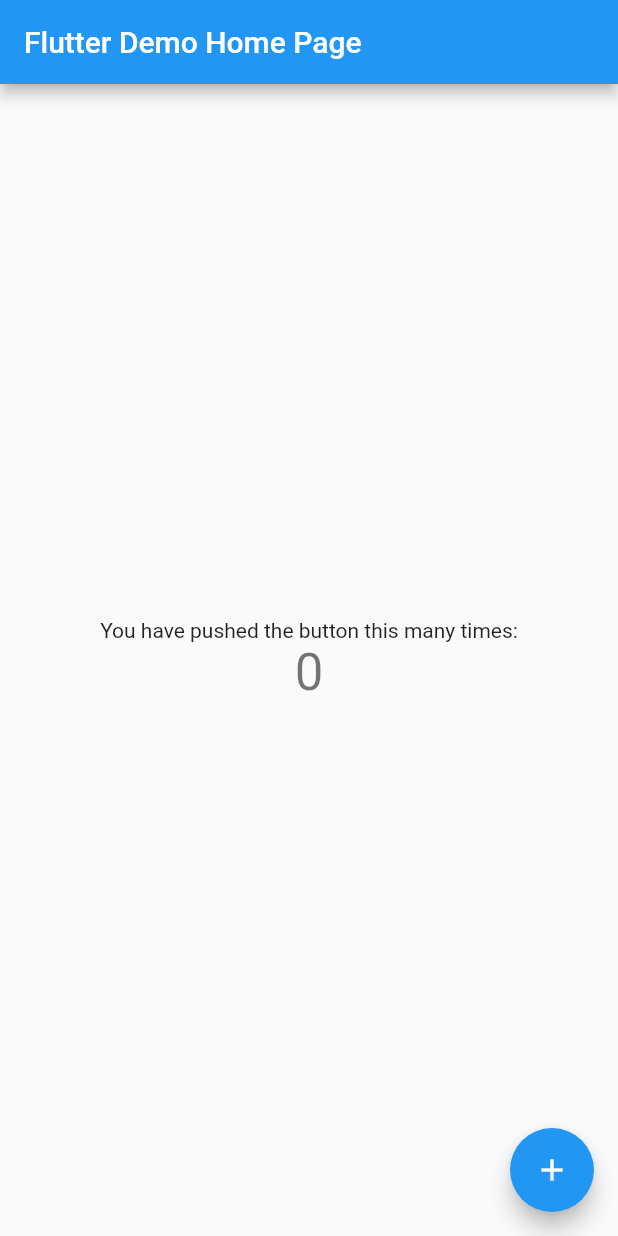
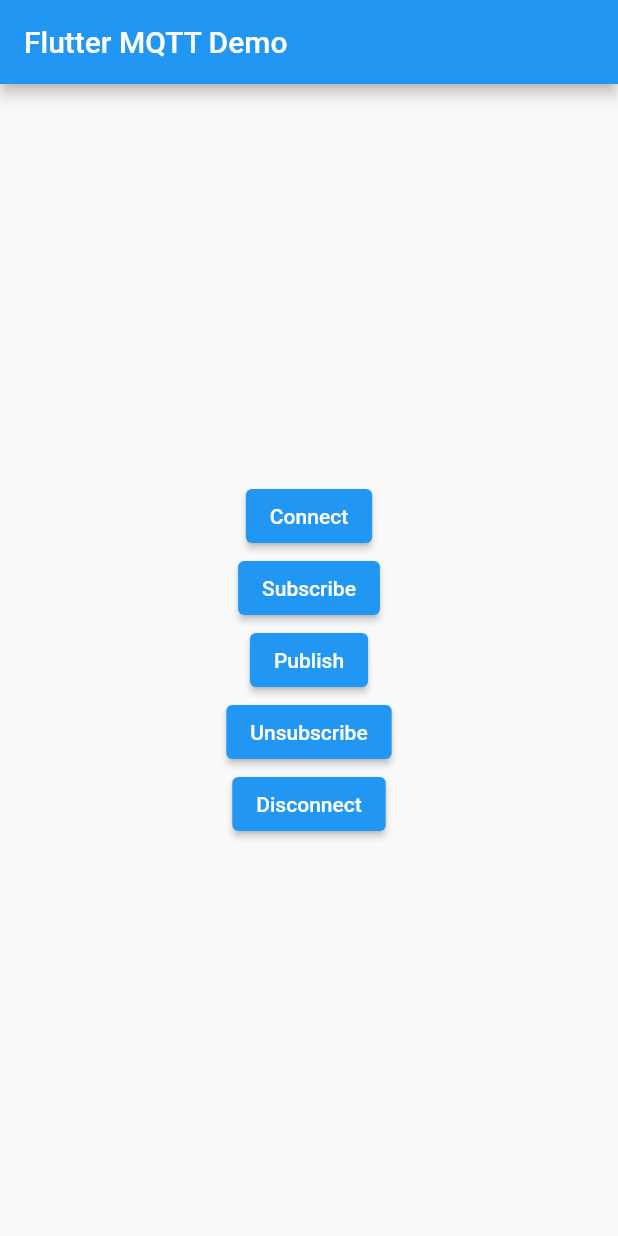
Before and after one commit to xumeng367/flutter_mqtt, a Flutter app: the screen it shows after launch, on a phone screen of 412 x 824 dp. Run offline on Flutter 3.47's test engine with Material 2 defaults, Android fonts, the phone set to English and light mode, and no system bars; missing offline and left inert: mqtt_client.

Commit message:
mqtt测试通过

```diff
--- a/lib/main.dart
+++ b/lib/main.dart
@@ -1,43 +1,27 @@
 import 'package:flutter/material.dart';
+import 'package:mqtt_client/mqtt_client.dart';
+import 'package:flutter_myqq/mqtt_client.dart';
 
 void main() {
   runApp(MyApp());
 }
 
 class MyApp extends StatelessWidget {
-  // This widget is the root of your application.
   @override
   Widget build(BuildContext context) {
     return MaterialApp(
-      title: 'Flutter Demo',
+      title: 'Flutter MQTT Demo',
       theme: ThemeData(
-        // This is the theme of your application.
-        //
-        // Try running your application with "flutter run". You'll see the
-        // application has a blue toolbar. Then, without quitting the app, try
-        // changing the primarySwatch below to Colors.green and then invoke
-        // "hot reload" (press "r" in the console where you ran "flutter run",
-        // or simply save your changes to "hot reload" in a Flutter IDE).
-        // Notice that the counter didn't reset back to zero; the application
-        // is not restarted.
         primarySwatch: Colors.blue,
+        visualDensity: VisualDensity.adaptivePlatformDensity,
       ),
-      home: MyHomePage(title: 'Flutter Demo Home Page'),
+      home: MyHomePage(title: 'Flutter MQTT Demo'),
     );
   }
 }
 
 class MyHomePage extends StatefulWidget {
   MyHomePage({Key key, this.title}) : super(key: key);
-
-  // This widget is the home page of your application. It is stateful, meaning
-  // that it has a State object (defined below) that contains fields that affect
-  // how it looks.
-
-  // This class is the configuration for the state. It holds the values (in this
-  // case the title) provided by the parent (in this case the App widget) and
-  // used by the build method of the State. Fields in a Widget subclass are
-  // always marked "final".
 
   final String title;
 
@@ -46,68 +30,54 @@
 }
 
 class _MyHomePageState extends State<MyHomePage> {
-  int _counter = 0;
+  MqttClient client;
+  var topic = "topic/xumeng";
 
-  void _incrementCounter() {
-    setState(() {
-      // This call to setState tells the Flutter framework that something has
-      // changed in this State, which causes it to rerun the build method below
-      // so that the display can reflect the updated values. If we changed
-      // _counter without calling setState(), then the build method would not be
-      // called again, and so nothing would appear to happen.
-      _counter++;
-    });
+  void _publish(String message) {
+    final builder = MqttClientPayloadBuilder();
+    builder.addString('Hello from flutter_client');
+    client?.publishMessage(topic, MqttQos.atLeastOnce, builder.payload);
   }
 
   @override
   Widget build(BuildContext context) {
-    // This method is rerun every time setState is called, for instance as done
-    // by the _incrementCounter method above.
-    //
-    // The Flutter framework has been optimized to make rerunning build methods
-    // fast, so that you can just rebuild anything that needs updating rather
-    // than having to individually change instances of widgets.
     return Scaffold(
       appBar: AppBar(
-        // Here we take the value from the MyHomePage object that was created by
-        // the App.build method, and use it to set our appbar title.
         title: Text(widget.title),
       ),
       body: Center(
-        // Center is a layout widget. It takes a single child and positions it
-        // in the middle of the parent.
         child: Column(
-          // Column is also a layout widget. It takes a list of children and
-          // arranges them vertically. By default, it sizes itself to fit its
-          // children horizontally, and tries to be as tall as its parent.
-          //
-          // Invoke "debug painting" (press "p" in the console, choose the
-          // "Toggle Debug Paint" action from the Flutter Inspector in Android
-          // Studio, or the "Toggle Debug Paint" command in Visual Studio Code)
-          // to see the wireframe for each widget.
-          //
-          // Column has various properties to control how it sizes itself and
-          // how it positions its children. Here we use mainAxisAlignment to
-          // center the children vertically; the main axis here is the vertical
-          // axis because Columns are vertical (the cross axis would be
-          // horizontal).
           mainAxisAlignment: MainAxisAlignment.center,
           children: <Widget>[
-            Text(
-              'You have pushed the button this many times:',
+            ElevatedButton(
+              child: Text('Connect'),
+              onPressed: () => {
+                connect().then((value) {
+                  client = value;
+                })
+              },
             ),
-            Text(
-              '$_counter',
-              style: Theme.of(context).textTheme.headline4,
+            ElevatedButton(
+              child: Text('Subscribe'),
+              onPressed: () {
+                return {client?.subscribe(topic, MqttQos.atLeastOnce)};
+              },
+            ),
+            ElevatedButton(
+              child: Text('Publish'),
+              onPressed: () => {this._publish('Hello')},
+            ),
+            ElevatedButton(
+              child: Text('Unsubscribe'),
+              onPressed: () => {client?.unsubscribe(topic)},
+            ),
+            ElevatedButton(
+              child: Text('Disconnect'),
+              onPressed: () => {client?.disconnect()},
             ),
           ],
         ),
       ),
-      floatingActionButton: FloatingActionButton(
-        onPressed: _incrementCounter,
-        tooltip: 'Increment',
-        child: Icon(Icons.add),
-      ), // This trailing comma makes auto-formatting nicer for build methods.
     );
   }
 }
```
Also changed, not shown: lib/mqtt_client.dart (added, +86 -0 lines), 1 other file.
